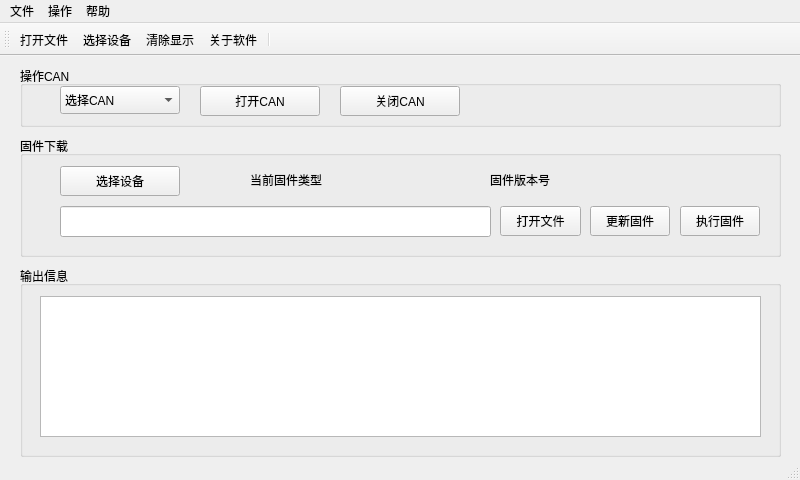
The window that source/mainwindow.ui (pengnianchun/S12-BT-QT) describes before a commit, drawn with Qt 5.
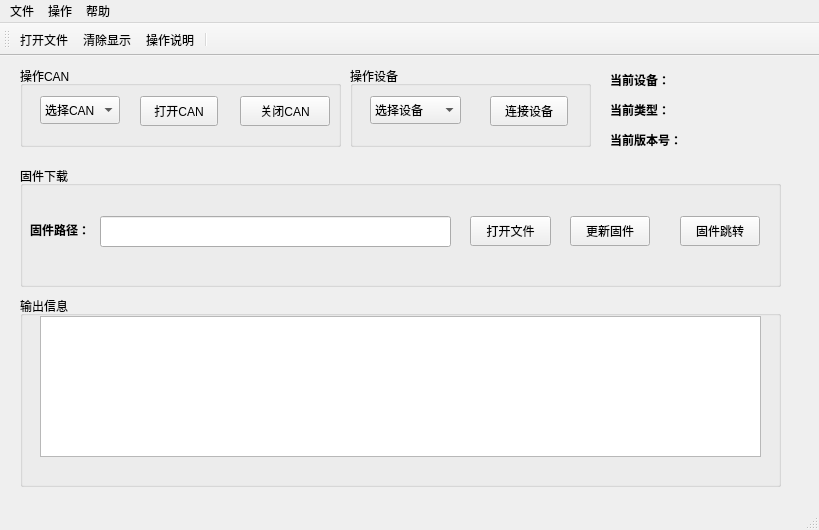
The same window after the commit. Icons and pictures are not drawn.

Diff of the .ui file:
```diff
--- a/source/mainwindow.ui
+++ b/source/mainwindow.ui
@@ -6,8 +6,8 @@
    <rect>
     <x>0</x>
     <y>0</y>
-    <width>800</width>
-    <height>480</height>
+    <width>819</width>
+    <height>530</height>
    </rect>
   </property>
   <property name="windowTitle">
@@ -22,7 +22,7 @@
     <property name="geometry">
      <rect>
       <x>20</x>
-      <y>210</y>
+      <y>240</y>
       <width>761</width>
       <height>191</height>
      </rect>
@@ -34,7 +34,7 @@
      <property name="geometry">
       <rect>
        <x>20</x>
-       <y>30</y>
+       <y>20</y>
        <width>721</width>
        <height>141</height>
       </rect>
@@ -48,7 +48,7 @@
     <property name="geometry">
      <rect>
       <x>20</x>
-      <y>80</y>
+      <y>110</y>
       <width>761</width>
       <height>121</height>
      </rect>
@@ -56,82 +56,11 @@
     <property name="title">
      <string>固件下载</string>
     </property>
-    <widget class="QLabel" name="label">
-     <property name="geometry">
-      <rect>
-       <x>230</x>
-       <y>30</y>
-       <width>81</width>
-       <height>28</height>
-      </rect>
-     </property>
-     <property name="text">
-      <string>当前固件类型</string>
-     </property>
-    </widget>
-    <widget class="QLabel" name="label_2">
-     <property name="geometry">
-      <rect>
-       <x>470</x>
-       <y>30</y>
-       <width>81</width>
-       <height>28</height>
-      </rect>
-     </property>
-     <property name="text">
-      <string>固件版本号</string>
-     </property>
-    </widget>
-    <widget class="QLabel" name="label_firmwareType">
-     <property name="geometry">
-      <rect>
-       <x>320</x>
-       <y>30</y>
-       <width>91</width>
-       <height>28</height>
-      </rect>
-     </property>
-     <property name="text">
-      <string/>
-     </property>
-    </widget>
-    <widget class="QLabel" name="label_firmwareVersion">
-     <property name="geometry">
-      <rect>
-       <x>550</x>
-       <y>30</y>
-       <width>131</width>
-       <height>28</height>
-      </rect>
-     </property>
-     <property name="text">
-      <string/>
-     </property>
-    </widget>
-    <widget class="QPushButton" name="pushButton_scanNode">
-     <property name="geometry">
-      <rect>
-       <x>40</x>
-       <y>30</y>
-       <width>120</width>
-       <height>30</height>
-      </rect>
-     </property>
-     <property name="minimumSize">
-      <size>
-       <width>120</width>
-       <height>30</height>
-      </size>
-     </property>
-     <property name="text">
-      <string>选择设备</string>
-     </property>
-    </widget>
     <widget class="QPushButton" name="executeFirmwarePushButton">
      <property name="geometry">
       <rect>
        <x>660</x>
-       <y>70</y>
+       <y>50</y>
        <width>80</width>
        <height>30</height>
       </rect>
@@ -143,14 +72,14 @@
       </size>
      </property>
      <property name="text">
-      <string>执行固件</string>
+      <string>固件跳转</string>
      </property>
     </widget>
     <widget class="QPushButton" name="updateFirmwarePushButton">
      <property name="geometry">
       <rect>
-       <x>570</x>
-       <y>70</y>
+       <x>550</x>
+       <y>50</y>
        <width>80</width>
        <height>30</height>
       </rect>
@@ -168,9 +97,9 @@
     <widget class="QLineEdit" name="firmwareLineEdit">
      <property name="geometry">
       <rect>
-       <x>40</x>
-       <y>70</y>
-       <width>431</width>
+       <x>80</x>
+       <y>50</y>
+       <width>351</width>
        <height>31</height>
       </rect>
      </property>
@@ -184,8 +113,8 @@
     <widget class="QPushButton" name="openFirmwareFilePushButton">
      <property name="geometry">
       <rect>
-       <x>480</x>
-       <y>70</y>
+       <x>450</x>
+       <y>50</y>
        <width>81</width>
        <height>30</height>
       </rect>
@@ -200,14 +129,33 @@
       <string>打开文件</string>
      </property>
     </widget>
+    <widget class="QLabel" name="label_6">
+     <property name="geometry">
+      <rect>
+       <x>10</x>
+       <y>50</y>
+       <width>71</width>
+       <height>28</height>
+      </rect>
+     </property>
+     <property name="font">
+      <font>
+       <weight>75</weight>
+       <bold>true</bold>
+      </font>
+     </property>
+     <property name="text">
+      <string>固件路径：</string>
+     </property>
+    </widget>
    </widget>
    <widget class="QGroupBox" name="groupBox_3">
     <property name="geometry">
      <rect>
       <x>20</x>
       <y>10</y>
-      <width>761</width>
-      <height>61</height>
+      <width>321</width>
+      <height>81</height>
      </rect>
     </property>
     <property name="title">
@@ -216,15 +164,15 @@
     <widget class="QComboBox" name="comboBox_selectCan">
      <property name="geometry">
       <rect>
-       <x>40</x>
-       <y>20</y>
-       <width>120</width>
+       <x>20</x>
+       <y>30</y>
+       <width>80</width>
        <height>28</height>
       </rect>
      </property>
      <property name="minimumSize">
       <size>
-       <width>120</width>
+       <width>80</width>
        <height>28</height>
       </size>
      </property>
@@ -247,16 +195,16 @@
     <widget class="QPushButton" name="pushButton_closeCan">
      <property name="geometry">
       <rect>
-       <x>320</x>
-       <y>20</y>
-       <width>120</width>
+       <x>220</x>
+       <y>30</y>
+       <width>90</width>
        <height>30</height>
       </rect>
      </property>
      <property name="minimumSize">
       <size>
-       <width>120</width>
-       <height>30</height>
+       <width>90</width>
+       <height>20</height>
       </size>
      </property>
      <property name="text">
@@ -266,15 +214,15 @@
     <widget class="QPushButton" name="pushButton_openCan">
      <property name="geometry">
       <rect>
-       <x>180</x>
-       <y>20</y>
-       <width>120</width>
+       <x>120</x>
+       <y>30</y>
+       <width>78</width>
        <height>30</height>
       </rect>
      </property>
      <property name="minimumSize">
       <size>
-       <width>120</width>
+       <width>78</width>
        <height>30</height>
       </size>
      </property>
@@ -283,13 +231,196 @@
      </property>
     </widget>
    </widget>
+   <widget class="QGroupBox" name="groupBox_4">
+    <property name="geometry">
+     <rect>
+      <x>350</x>
+      <y>10</y>
+      <width>241</width>
+      <height>81</height>
+     </rect>
+    </property>
+    <property name="title">
+     <string>操作设备</string>
+    </property>
+    <widget class="QComboBox" name="comboBox_selectDevice">
+     <property name="geometry">
+      <rect>
+       <x>20</x>
+       <y>30</y>
+       <width>91</width>
+       <height>28</height>
+      </rect>
+     </property>
+     <property name="minimumSize">
+      <size>
+       <width>80</width>
+       <height>28</height>
+      </size>
+     </property>
+     <item>
+      <property name="text">
+       <string>选择设备</string>
+      </property>
+     </item>
+     <item>
+      <property name="text">
+       <string>FY-169仪表</string>
+      </property>
+     </item>
+     <item>
+      <property name="text">
+       <string>大模块</string>
+      </property>
+     </item>
+    </widget>
+    <widget class="QPushButton" name="pushButton_openDevice">
+     <property name="geometry">
+      <rect>
+       <x>140</x>
+       <y>30</y>
+       <width>78</width>
+       <height>30</height>
+      </rect>
+     </property>
+     <property name="minimumSize">
+      <size>
+       <width>78</width>
+       <height>30</height>
+      </size>
+     </property>
+     <property name="text">
+      <string>连接设备</string>
+     </property>
+    </widget>
+   </widget>
+   <widget class="QLabel" name="label_3">
+    <property name="geometry">
+     <rect>
+      <x>610</x>
+      <y>40</y>
+      <width>91</width>
+      <height>28</height>
+     </rect>
+    </property>
+    <property name="font">
+     <font>
+      <weight>75</weight>
+      <bold>true</bold>
+     </font>
+    </property>
+    <property name="text">
+     <string>当前类型：</string>
+    </property>
+   </widget>
+   <widget class="QLabel" name="label_4">
+    <property name="geometry">
+     <rect>
+      <x>610</x>
+      <y>70</y>
+      <width>81</width>
+      <height>28</height>
+     </rect>
+    </property>
+    <property name="font">
+     <font>
+      <weight>75</weight>
+      <bold>true</bold>
+     </font>
+    </property>
+    <property name="text">
+     <string>当前版本号：</string>
+    </property>
+   </widget>
+   <widget class="QLabel" name="label_firmwareVersion">
+    <property name="geometry">
+     <rect>
+      <x>690</x>
+      <y>70</y>
+      <width>81</width>
+      <height>28</height>
+     </rect>
+    </property>
+    <property name="font">
+     <font>
+      <family>Aharoni</family>
+      <pointsize>14</pointsize>
+      <weight>75</weight>
+      <bold>true</bold>
+     </font>
+    </property>
+    <property name="text">
+     <string/>
+    </property>
+   </widget>
+   <widget class="QLabel" name="label_5">
+    <property name="geometry">
+     <rect>
+      <x>610</x>
+      <y>10</y>
+      <width>71</width>
+      <height>28</height>
+     </rect>
+    </property>
+    <property name="font">
+     <font>
+      <weight>75</weight>
+      <bold>true</bold>
+     </font>
+    </property>
+    <property name="text">
+     <string>当前设备：</string>
+    </property>
+   </widget>
+   <widget class="QLabel" name="label_firmwareType">
+    <property name="geometry">
+     <rect>
+      <x>680</x>
+      <y>40</y>
+      <width>91</width>
+      <height>28</height>
+     </rect>
+    </property>
+    <property name="font">
+     <font>
+      <family>Aharoni</family>
+      <pointsize>14</pointsize>
+      <weight>75</weight>
+      <bold>true</bold>
+     </font>
+    </property>
+    <property name="text">
+     <string/>
+    </property>
+   </widget>
+   <widget class="QLabel" name="label_deviceType">
+    <property name="geometry">
+     <rect>
+      <x>670</x>
+      <y>10</y>
+      <width>101</width>
+      <height>28</height>
+     </rect>
+    </property>
+    <property name="font">
+     <font>
+      <family>Aharoni</family>
+      <pointsize>14</pointsize>
+      <weight>75</weight>
+      <bold>true</bold>
+     </font>
+    </property>
+    <property name="text">
+     <string/>
+    </property>
+   </widget>
   </widget>
   <widget class="QMenuBar" name="menuBar">
    <property name="geometry">
     <rect>
      <x>0</x>
      <y>0</y>
-     <width>800</width>
+     <width>819</width>
      <height>23</height>
     </rect>
    </property>
@@ -325,9 +456,8 @@
     <bool>false</bool>
    </attribute>
    <addaction name="openFirmwareFileAction"/>
-   <addaction name="scanNodeAction"/>
    <addaction name="clearDisplayAction"/>
-   <addaction name="aboutAction"/>
+   <addaction name="actionHelper"/>
    <addaction name="separator"/>
   </widget>
   <widget class="QStatusBar" name="statusBar"/>
@@ -346,7 +476,7 @@
      <normaloff>:/images/gif_48_086.gif</normaloff>:/images/gif_48_086.gif</iconset>
    </property>
    <property name="text">
-    <string>选择设备</string>
+    <string>连接设备</string>
    </property>
   </action>
   <action name="clearDisplayAction">
@@ -376,6 +506,15 @@
     <string>打开文件</string>
    </property>
   </action>
+  <action name="actionHelper">
+   <property name="icon">
+    <iconset>
+     <normaloff>images/gif_48_052.gif</normaloff>images/gif_48_052.gif</iconset>
+   </property>
+   <property name="text">
+    <string>操作说明</string>
+   </property>
+  </action>
  </widget>
  <layoutdefault spacing="6" margin="11"/>
  <resources>
```
Left out of the diff: 10 changed lines with no effect on the pictures.
